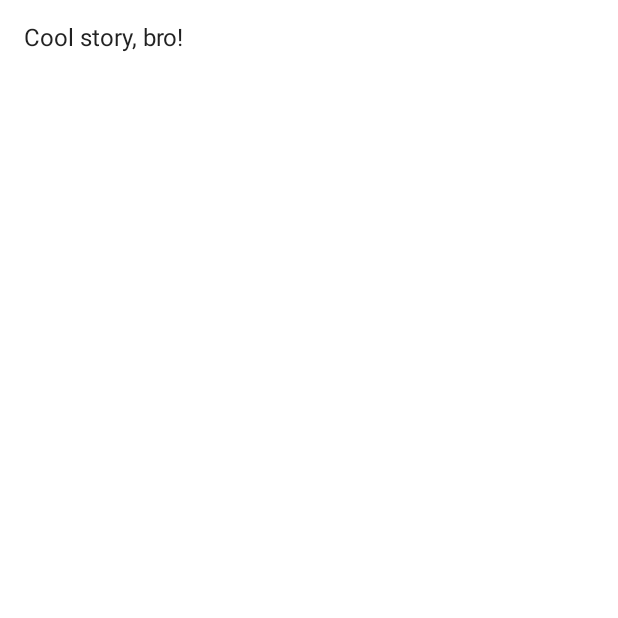
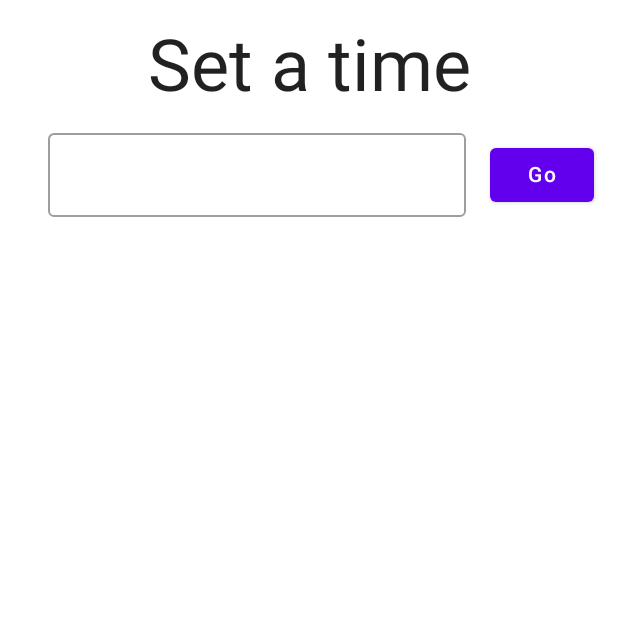
Before and after one commit to poppito/JetpackTimer, an Android app built with Jetpack Compose: the screen it shows after launch (MainActivity), on a phone screen of 412 x 824 dp, the top half of it. Before the commit the part shown is almost empty. Run offline under Robolectric (Android 15) with nearby library versions, the phone set to English and light mode, and no system bars.

Commit message:
add text fields, button and some validation text

```diff
--- a/app/src/main/java/com/example/androiddevchallenge/MainActivity.kt
+++ b/app/src/main/java/com/example/androiddevchallenge/MainActivity.kt
@@ -19,10 +19,20 @@ import android.os.Bundle
 import androidx.activity.compose.setContent
 import androidx.appcompat.app.AppCompatActivity
 import androidx.compose.foundation.layout.Column
+import androidx.compose.foundation.layout.Row
+import androidx.compose.foundation.layout.fillMaxWidth
 import androidx.compose.foundation.layout.padding
+import androidx.compose.material.Button
+import androidx.compose.material.MaterialTheme
+import androidx.compose.material.OutlinedTextField
+import androidx.compose.material.Surface
 import androidx.compose.material.Text
 import androidx.compose.runtime.Composable
+import androidx.compose.runtime.mutableStateOf
+import androidx.compose.runtime.remember
+import androidx.compose.ui.Alignment
 import androidx.compose.ui.Modifier
+import androidx.compose.ui.res.stringResource
 import androidx.compose.ui.tooling.preview.Preview
 import androidx.compose.ui.unit.dp
 import com.example.androiddevchallenge.ui.theme.MyTheme
@@ -32,7 +42,9 @@ class MainActivity : AppCompatActivity() {
         super.onCreate(savedInstanceState)
         setContent {
             MyTheme {
-                MyApp()
+                Surface(color = MaterialTheme.colors.background) {
+                    MyApp()
+                }
             }
         }
     }
@@ -41,8 +53,30 @@ class MainActivity : AppCompatActivity() {
 // Start building your app here!
 @Composable
 fun MyApp() {
-    Column(modifier = Modifier.padding(16.dp)) {
-        Text(text = "Cool story, bro!")
+    Column(
+        modifier = Modifier
+            .padding(16.dp)
+            .fillMaxWidth(),
+        horizontalAlignment = Alignment.CenterHorizontally
+    ) {
+        val text = remember(calculation = { mutableStateOf("") })
+        Text(
+            text = stringResource(id = R.string.txt_set_timer),
+            style = MaterialTheme.typography.h3
+        )
+        Row(modifier = Modifier.fillMaxWidth(), verticalAlignment = Alignment.CenterVertically) {
+            OutlinedTextField(
+                modifier = Modifier
+                    .padding(16.dp)
+                    .fillMaxWidth(0.8f),
+                value = text.value,
+                onValueChange = { text.value = it }
+            )
+            Button(onClick = { /*TODO*/ }, modifier = Modifier.fillMaxWidth()) {
+                Text(text = "Go")
+            }
+        }
+        Text(text = "", modifier = Modifier.fillMaxWidth())
     }
 }
 
--- a/app/src/main/res/values/strings.xml
+++ b/app/src/main/res/values/strings.xml
@@ -10,4 +10,7 @@
       the License.
       -->
     <string name="app_name">AndroidDevChallenge</string>
+
+    <string name="txt_set_timer">Set a time</string>
+    <string name="btn_go">Go!</string>
 </resources>
```
